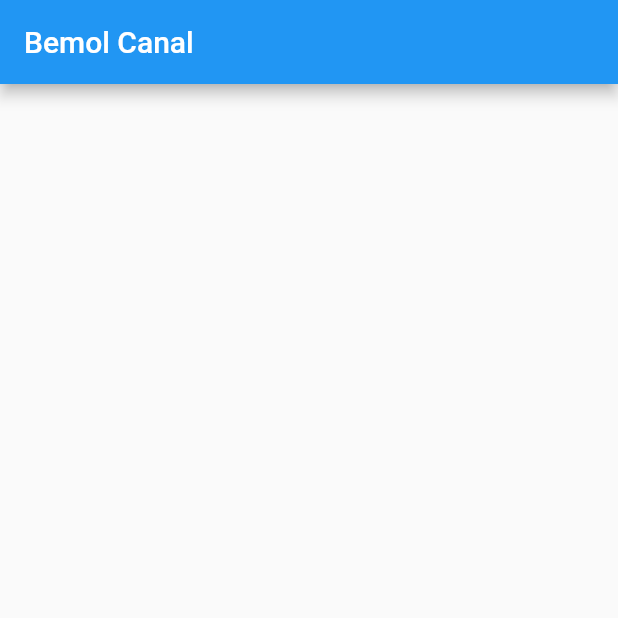
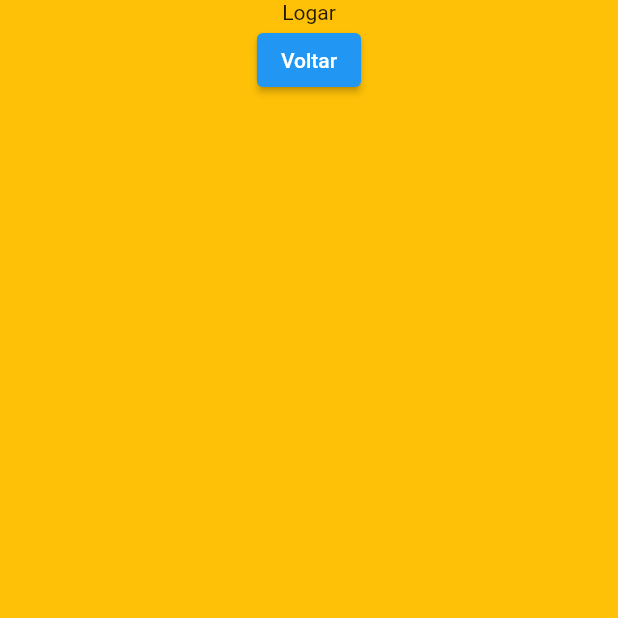
Before and after one commit to robertoalvesneto/bemolTeste, a Flutter app: the screen it shows after launch, on a phone screen of 412 x 824 dp, the top half of it. Run offline on Flutter 3.47's test engine with Material 2 defaults, Android fonts, the phone set to English and light mode, and no system bars.

Commit message:
logica inical de navegacao entre as paginas

```diff
--- a/projeto/bemol_canal/lib/main.dart
+++ b/projeto/bemol_canal/lib/main.dart
@@ -1,22 +1,18 @@
 import 'package:flutter/material.dart';
 
+import 'package:bemol_canal/screens/home_screen.dart';
+import 'package:bemol_canal/screens/init/init_screen.dart';
+
 void main() {
-  runApp(MaterialApp(
-    title: "Bemol Canal",
-    home: Home(),
-  ));
+  runApp(
+    MaterialApp(
+      title: "Bemol Canal",
+      home: InitScreen(),
+      initialRoute: "/",
+      routes: {
+        "/home": (context) => HomeScreen(),
+        "/init": (context) => InitScreen(),
+      },
+    ),
+  );
 }
-
-class Home extends StatelessWidget {
-  const Home({Key? key}) : super(key: key);
-
-  @override
-  Widget build(BuildContext context) {
-    return Scaffold(
-      appBar: AppBar(
-        title: Text("Bemol Canal"),
-      ),
-      body: Container(),
-    );
-  }
-}
--- /dev/null
+++ b/projeto/bemol_canal/lib/screens/init/init_screen.dart
@@ -0,0 +1,74 @@
+import 'package:flutter/material.dart';
+
+import 'package:bemol_canal/constants/screen_size.dart';
+import 'package:bemol_canal/screens/init/signin_screen.dart';
+import 'package:bemol_canal/screens/init/signup_screen.dart';
+
+class InitScreen extends StatefulWidget {
+  const InitScreen({Key? key}) : super(key: key);
+
+  @override
+  _InitScreenState createState() => _InitScreenState();
+}
+
+class _InitScreenState extends State<InitScreen> {
+  final PageController _pageController = PageController();
+  bool _slider = true;
+  Size? _pageViewSize;
+
+  @override
+  Widget build(BuildContext context) {
+    return PageView(
+      scrollDirection: _slider ? Axis.vertical : Axis.horizontal,
+      controller: _pageController,
+      children: [
+        SignInScreen(onComeBackButtonPressed: goBackInitScreen),
+        Scaffold(
+          body: Container(
+            width: Screen.sizeWidth(context: context),
+            height: Screen.sizeHeight(context: context),
+            child: Column(
+              crossAxisAlignment: CrossAxisAlignment.center,
+              mainAxisAlignment: MainAxisAlignment.center,
+              children: [
+                ElevatedButton(
+                  onPressed: () {
+                    changeScrollDirection(false);
+                    goBackInitScreen(index: 0);
+                  },
+                  child: const Text("pag 1"),
+                ),
+                ElevatedButton(
+                  onPressed: () {
+                    changeScrollDirection(true);
+                    goBackInitScreen(index: 2);
+                  },
+                  child: const Text("pag 2"),
+                )
+              ],
+            ),
+          ),
+        ),
+        SignUpScreen(onComeBackButtonPressed: goBackInitScreen)
+      ],
+    );
+  }
+
+  Future<void> goBackInitScreen({int? index}) {
+    return _pageController.animateToPage(
+      (index == null) ? 1 : index,
+      duration: const Duration(milliseconds: 300),
+      curve: Curves.easeInCirc,
+    );
+  }
+
+  void changeScrollDirection(bool slider) {
+    setState(() {
+      _pageViewSize = Screen.size(context);
+      _slider = slider;
+
+      _pageController.position.applyViewportDimension(
+          _slider ? _pageViewSize!.height : _pageViewSize!.width);
+    });
+  }
+}
--- /dev/null
+++ b/projeto/bemol_canal/lib/screens/init/signin_screen.dart
@@ -0,0 +1,38 @@
+import 'package:flutter/material.dart';
+
+class SignInScreen extends StatefulWidget {
+  final VoidCallback onComeBackButtonPressed;
+
+  const SignInScreen({Key? key, required this.onComeBackButtonPressed})
+      : super(key: key);
+
+  @override
+  _SignInScreenState createState() =>
+      _SignInScreenState(onComeBackButtonPressed);
+}
+
+class _SignInScreenState extends State<SignInScreen> {
+  final VoidCallback onComeBackButtonPressed;
+
+  _SignInScreenState(this.onComeBackButtonPressed);
+
+  @override
+  Widget build(BuildContext context) {
+    return Scaffold(
+      body: Container(
+        color: Colors.amber,
+        child: Center(
+          child: Column(
+            children: [
+              Text("Logar"),
+              ElevatedButton(
+                onPressed: () => onComeBackButtonPressed(),
+                child: const Text("Voltar"),
+              )
+            ],
+          ),
+        ),
+      ),
+    );
+  }
+}
```
Also changed, not shown: projeto/bemol_canal/lib/screens/home_screen.dart (added, +15 -0 lines), projeto/bemol_canal/lib/screens/init/signup_screen.dart (added, +38 -0 lines), projeto/bemol_canal/assets/images/logo_bemol.png (added).
